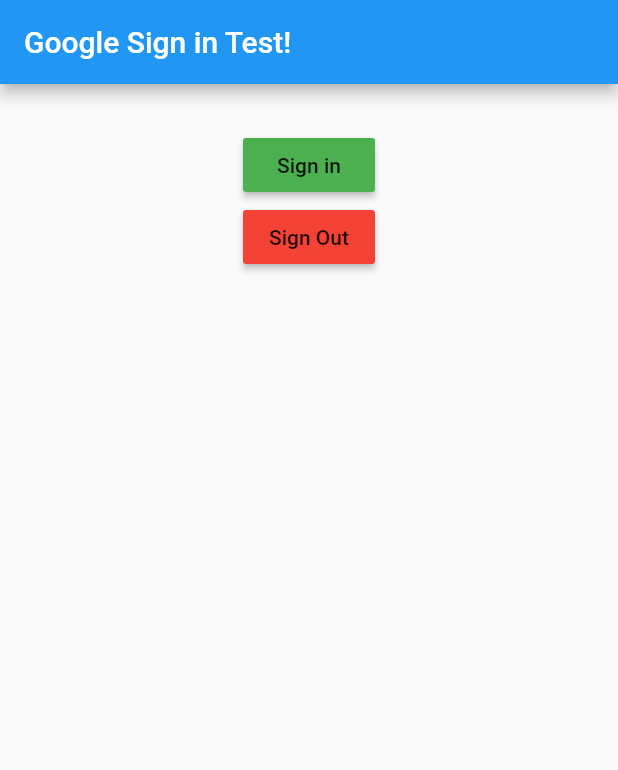
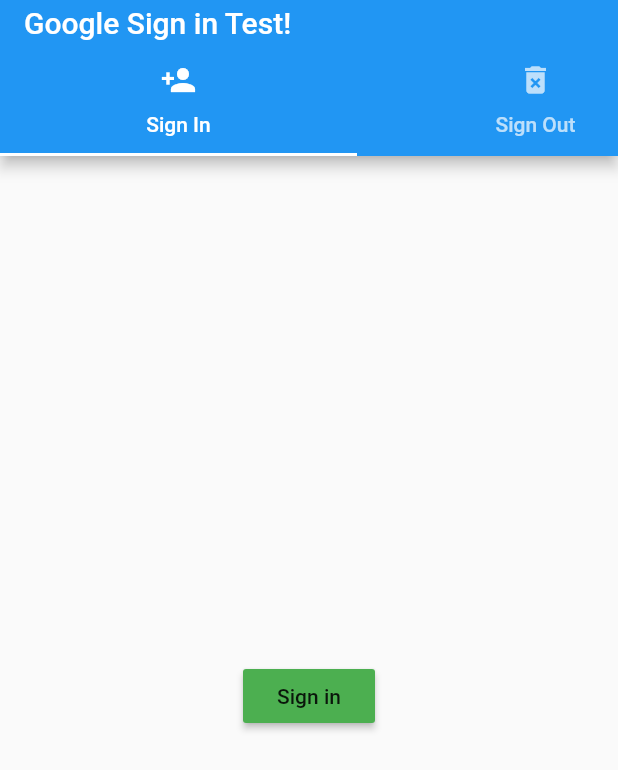
Before and after one commit to Achintha444/GoogleSignInDemo, a Flutter app: the screen it shows after launch, on a phone screen of 412 x 824 dp. Shown: the top 770 px of the screen. Run offline on Flutter 3.47's test engine with Material 2 defaults, Android fonts, the phone set to English and light mode, and no system bars; our stand-ins replace firebase_auth, google_sign_in; accounts and stored records are empty.

Commit message:
added a tabbed appbar

```diff
--- /dev/null
+++ b/lib/Choice.dart
@@ -0,0 +1,15 @@
+import 'package:flutter/material.dart';
+
+class Choice {
+  String _choice;
+  Icon _icon;
+
+  Choice({String choice, Icon icon}){
+    this._choice = choice;
+    this._icon = icon;
+  }
+
+  String get getChoice {return this._choice;}
+
+  Icon get getIcon {return this._icon; }
+}
--- a/lib/main.dart
+++ b/lib/main.dart
@@ -1,4 +1,6 @@
 import 'package:flutter/material.dart';
+
+import './Choice.dart';
 
 import 'package:firebase_auth/firebase_auth.dart';
 import 'package:google_sign_in/google_sign_in.dart';
@@ -18,6 +20,22 @@ class _MyAppState extends State<MyApp> {
   final FirebaseAuth _auth = FirebaseAuth.instance;
   final GoogleSignIn _googleSignIn = new GoogleSignIn();
 
+  // Map<String, Icon> _choices = {
+  //   "Sign In": Icon(Icons.person_add),
+  //   "Sign Out": Icon(Icons.delete_forever),
+  // };
+
+  List<Choice> _choices = [
+    new Choice(
+      choice: "Sign In",
+      icon: Icon(Icons.person_add),
+    ),
+    new Choice(
+      choice: "Sign Out",
+      icon: Icon(Icons.delete_forever),
+    ),
+  ];
+
   Future<FirebaseUser> _signIn() async {
     GoogleSignInAccount _googleSignInAccount = await _googleSignIn.signIn();
     GoogleSignInAuthentication _googleSignInAuthentication =
@@ -33,36 +51,82 @@ class _MyAppState extends State<MyApp> {
     //FirebaseUser _user = await _auth
   }
 
-  void _signOut(){
+  void _signOut() {
     _googleSignIn.signOut();
-    print ("User SIGNED OUT!");
+    print("User SIGNED OUT!");
   }
 
   @override
   Widget build(BuildContext context) {
-    return new Scaffold(
+    return new DefaultTabController(
+      length: 2,
+      child: new Scaffold(
         appBar: new AppBar(
           title: new Text("Google Sign in Test!"),
+          bottom: new TabBar(
+            isScrollable: true,
+            tabs: _choices.map(
+              (Choice choice) {
+                return Container(
+                  alignment: Alignment.center,
+                  width: MediaQuery.of(context).size.width/2,
+                  child: Tab(
+                    text: choice.getChoice,
+                    icon: choice.getIcon,
                   ),
-      body: new Container(
-        padding: EdgeInsets.only(top: 30),
-        alignment: Alignment.center,
-        child: new Column(
+                );
+              },
+            ).toList(),
+          ),
+        ),
+        body: new TabBarView(
           children: <Widget>[
-            new RaisedButton(
+            new Center(
+              child: new RaisedButton(
                 child: new Text("Sign in"),
                 color: Colors.green,
-              onPressed:(){ _signIn().then((FirebaseUser user) => print(user)).catchError((e) => print(e));},
+                onPressed: () {
+                  _signIn()
+                      .then((FirebaseUser user) => print(user))
+                      .catchError((e) => print(e));
+                },
               ),
-            new RaisedButton(
+            ),
+            new Center(
+              child: new RaisedButton(
                 child: new Text("Sign Out"),
                 color: Colors.red,
                 onPressed: () {
                   _signOut();
                 },
               ),
+            ),
           ],
         ),
+        // body: new Container(
+        //   padding: EdgeInsets.only(top: 30),
+        //   alignment: Alignment.center,
+        //   child: new Column(
+        //     children: <Widget>[
+        //       new RaisedButton(
+        //         child: new Text("Sign in"),
+        //         color: Colors.green,
+        //         onPressed: () {
+        //           _signIn()
+        //               .then((FirebaseUser user) => print(user))
+        //               .catchError((e) => print(e));
+        //         },
+        //       ),
+        //       new RaisedButton(
+        //         child: new Text("Sign Out"),
+        //         color: Colors.red,
+        //         onPressed: () {
+        //           _signOut();
+        //         },
+        //       ),
+        //     ],
+        //   ),
+        // ),
       ),
     );
   }
```
Lines whose indentation alone changed are shown as unchanged.
